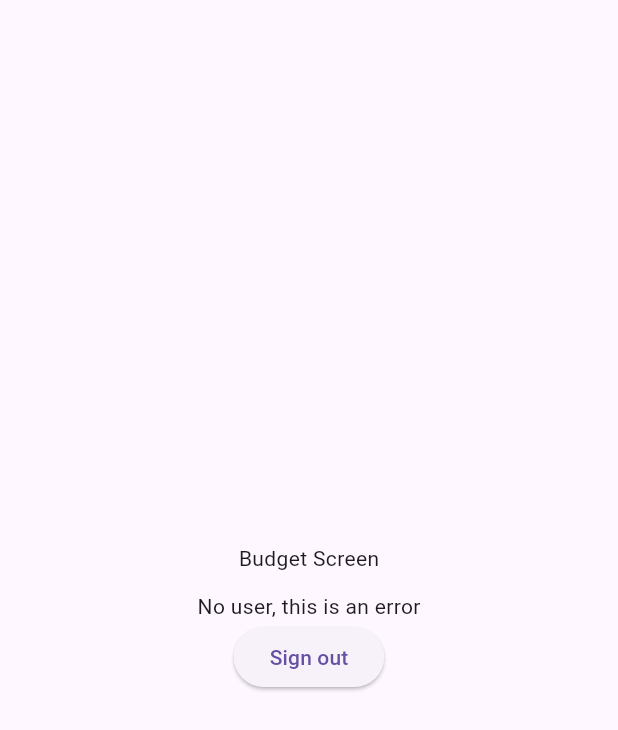
After one commit to BaldGhost-git/WeBudget, a Flutter app: the BudgetScreen screen opened by its route, after a tap on "Sign out", on a phone screen of 412 x 824 dp. The commit adds this screen. Shown: the top 730 px of the screen. Run offline on Flutter 3.47's test engine with Material 3 defaults, Android fonts, the phone set to English and light mode, and no system bars; our stand-ins replace flutter_riverpod, freezed_annotation, go_router, google_sign_in, riverpod_annotation, supabase_flutter; accounts and stored records are empty; generated files the repository leaves out were written again.

Commit message:
simple implementation for google authentication and routing screen

```diff
--- /dev/null
+++ b/lib/app.dart
@@ -0,0 +1,15 @@
+import 'package:flutter/material.dart';
+import 'package:flutter_riverpod/flutter_riverpod.dart';
+import 'package:we_budget/core/routes/app_route.dart';
+
+class WeBudgetApp extends ConsumerWidget {
+  const WeBudgetApp({super.key});
+
+  @override
+  Widget build(BuildContext context, WidgetRef ref) {
+    return MaterialApp.router(
+      debugShowCheckedModeBanner: false,
+      routerConfig: ref.watch(getRoutesProvider),
+    );
+  }
+}
--- /dev/null
+++ b/lib/core/clients/google_sign_in.dart
@@ -0,0 +1,9 @@
+import 'package:flutter_riverpod/flutter_riverpod.dart';
+import 'package:google_sign_in/google_sign_in.dart';
+import 'package:riverpod_annotation/riverpod_annotation.dart';
+part 'google_sign_in.g.dart';
+
+@Riverpod(keepAlive: true)
+GoogleSignIn googleAuth(Ref ref) {
+  throw UnimplementedError('googleAuthProvider must be overriden');
+}
--- /dev/null
+++ b/lib/core/routes/app_route.dart
@@ -0,0 +1,32 @@
+import 'package:flutter/cupertino.dart';
+import 'package:flutter_riverpod/flutter_riverpod.dart';
+import 'package:go_router/go_router.dart';
+import 'package:riverpod_annotation/riverpod_annotation.dart';
+import 'package:we_budget/features/auth/controllers/auth_controller.dart';
+import 'package:we_budget/features/auth/presentations/login_screen.dart';
+import 'package:we_budget/features/budgets/presentations/budget_screen.dart';
+
+part 'app_route.g.dart';
+
+enum AppRoute { auth, budget, transactions }
+
+@Riverpod(keepAlive: true)
+GoRouter getRoutes(Ref ref) {
+  final user = ref.watch(authControllerProvider);
+  return GoRouter(
+    initialLocation: user == null ? AuthScreen.path : BudgetScreen.path,
+    routes: [
+      // GoRoute(path: '/', builder: (context, state) => Placeholder()),
+      GoRoute(
+        name: AppRoute.auth.name,
+        path: AuthScreen.path,
+        builder: (context, state) => AuthScreen(),
+      ),
+      GoRoute(
+        path: BudgetScreen.path,
+        name: AppRoute.budget.name,
+        builder: (context, state) => BudgetScreen(),
+      ),
+    ],
+  );
+}
--- /dev/null
+++ b/lib/features/auth/controllers/user_controller.dart
@@ -0,0 +1,33 @@
+import 'package:flutter_riverpod/flutter_riverpod.dart';
+import 'package:riverpod_annotation/riverpod_annotation.dart';
+import 'package:we_budget/core/clients/supabase.dart';
+import 'package:we_budget/features/auth/controllers/auth_controller.dart';
+import 'package:we_budget/features/auth/data/user_repository.dart';
+import 'package:we_budget/features/auth/data/user_repository_impl.dart';
+import 'package:we_budget/features/auth/models/user_model.dart';
+
+part 'user_controller.g.dart';
+
+@riverpod
+class UserController extends _$UserController {
+  late final UserRepository userRepository;
+  @override
+  Future<AppUser?> build() async {
+    userRepository = ref.read(userRepositoryProvider);
+    final user = ref.watch(authControllerProvider);
+    if (user == null) return null;
+    return getUser(user.email!);
+  }
+
+  Future<AppUser?> getUser(String email) async {
+    state = AsyncValue.loading();
+    state = await AsyncValue.guard(() => userRepository.getUser(email));
+    return userRepository.getUser(email);
+  }
+}
+
+@riverpod
+UserRepository userRepository(Ref ref) {
+  final client = ref.watch(supabaseInstanceProvider);
+  return UserRepositoryImpl(client: client);
+}
--- /dev/null
+++ b/lib/features/auth/data/user_repository.dart
@@ -0,0 +1,5 @@
+import 'package:we_budget/features/auth/models/user_model.dart';
+
+abstract class UserRepository {
+  Future<AppUser?> getUser(String email);
+}
--- /dev/null
+++ b/lib/features/auth/models/user_model.dart
@@ -0,0 +1,18 @@
+import 'package:freezed_annotation/freezed_annotation.dart';
+
+part 'user_model.freezed.dart';
+part 'user_model.g.dart';
+
+@JsonSerializable()
+@Freezed(copyWith: true)
+class AppUser with _$AppUser {
+  final String email;
+  final DateTime? modifiedAt;
+
+  AppUser({required this.email, this.modifiedAt});
+
+  factory AppUser.fromJson(Map<String, dynamic> json) =>
+      _$AppUserFromJson(json);
+
+  Map<String, dynamic> toJson() => _$AppUserToJson(this);
+}
--- /dev/null
+++ b/lib/features/budgets/presentations/budget_screen.dart
@@ -0,0 +1,44 @@
+import 'package:flutter/material.dart';
+import 'package:flutter_riverpod/flutter_riverpod.dart';
+import 'package:we_budget/features/auth/controllers/auth_controller.dart';
+import 'package:we_budget/features/auth/controllers/user_controller.dart';
+
+class BudgetScreen extends StatelessWidget {
+  const BudgetScreen({super.key});
+
+  static const String path = "/budget";
+
+  @override
+  Widget build(BuildContext context) {
+    return Scaffold(
+      body: Center(
+        child: Column(
+          mainAxisAlignment: MainAxisAlignment.center,
+          children: [
+            Text("Budget Screen"),
+            SizedBox(height: 12),
+            Consumer(
+              builder: (context, ref, child) {
+                final user = ref.watch(userControllerProvider);
+                return user.when(
+                  data: (data) {
+                    if (data == null) return Text("No user, this is an error");
+                    return Text(data.toString());
+                  },
+                  error: (error, stackTrace) => Text("Error happen, $error"),
+                  loading: () => CircularProgressIndicator(),
+                );
+              },
+            ),
+            Consumer(
+              builder: (context, ref, child) => ElevatedButton(
+                onPressed: ref.read(authControllerProvider.notifier).signOut,
+                child: Text('Sign out'),
+              ),
+            ),
+          ],
+        ),
+      ),
+    );
+  }
+}
```
Also changed, not shown: lib/core/clients/supabase.dart (added, +10 -0 lines), lib/features/auth/controllers/auth_controller.dart (added, +36 -0 lines), lib/features/auth/data/auth_service.dart (added, +11 -0 lines), lib/features/auth/data/auth_service_impl.dart (added, +61 -0 lines), lib/features/auth/data/user_repository_impl.dart (added, +16 -0 lines), lib/features/auth/presentations/login_screen.dart (added, +36 -0 lines), lib/main.dart (+13 -85 lines), lib/core/clients/google_sign_in.g.dart (added), lib/core/clients/supabase.g.dart (added), lib/core/routes/app_route.g.dart (added), lib/features/auth/controllers/auth_controller.g.dart (added), lib/features/auth/controllers/user_controller.g.dart (added), lib/features/auth/models/user_model.freezed.dart (added), lib/features/auth/models/user_model.g.dart (added).
